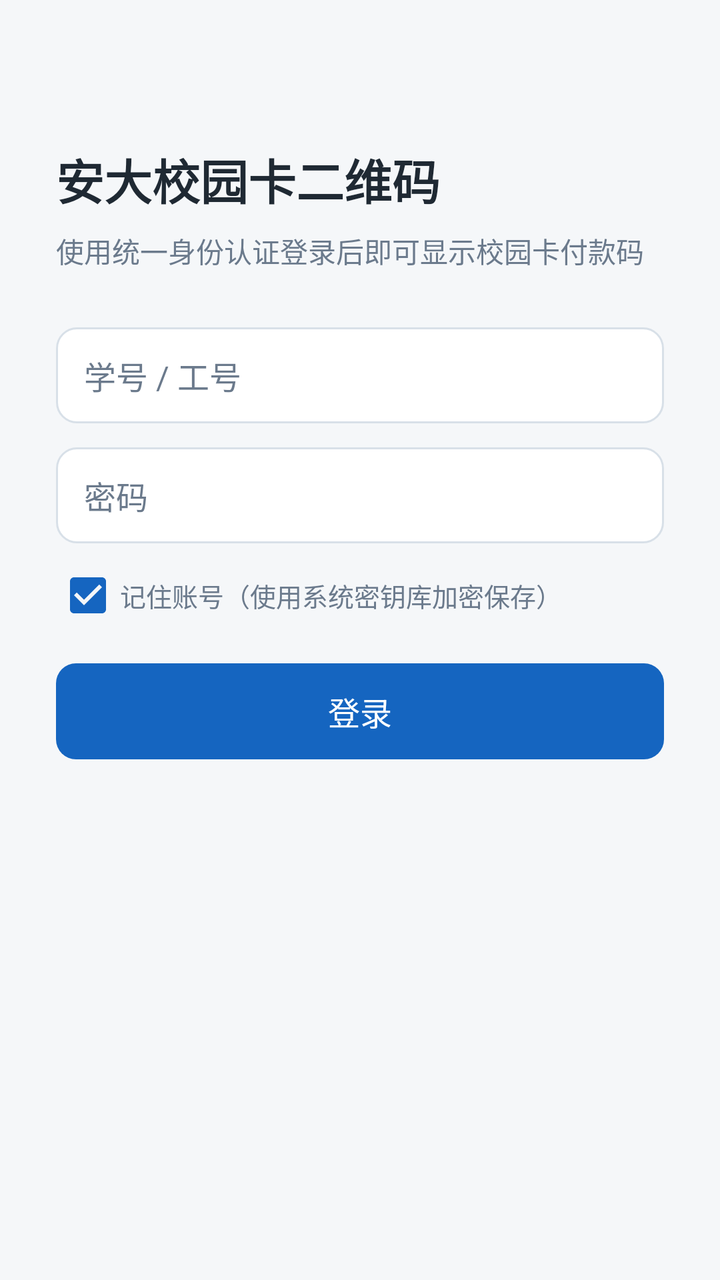
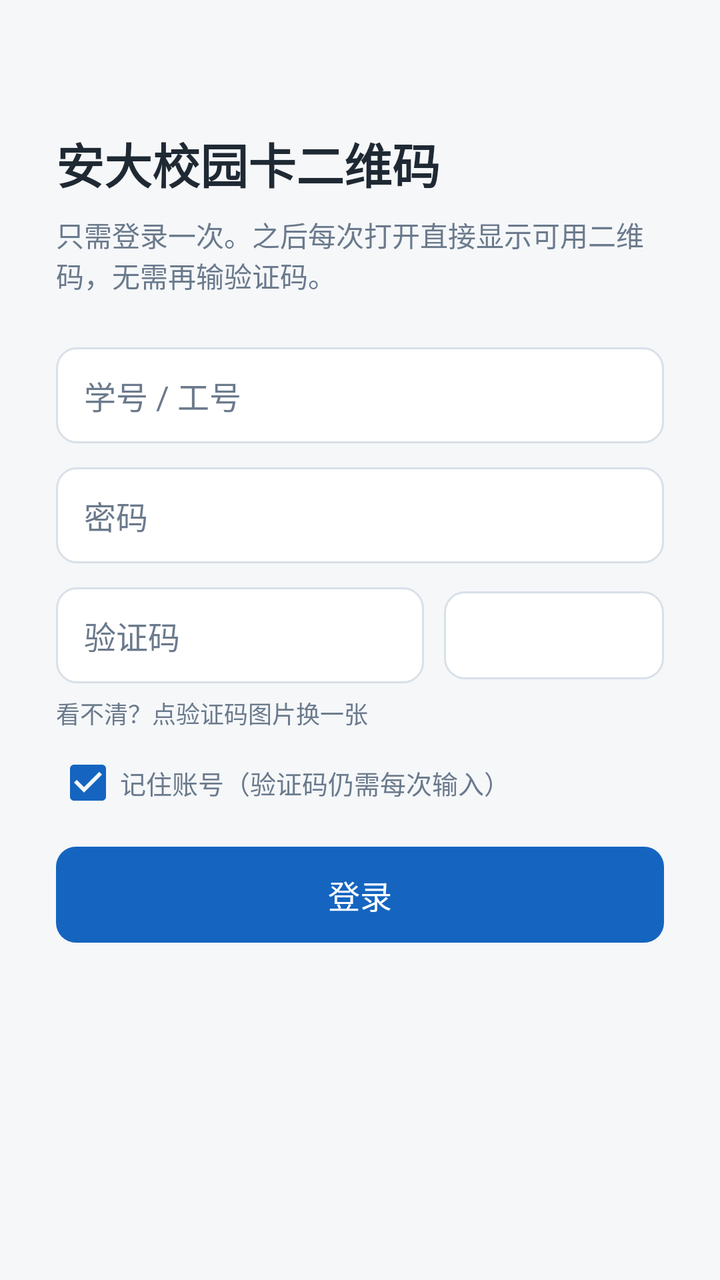

Compare the two renders of this Android layout. The source of the first and the diff that turns it into the second are given below.
<!-- AndroidManifest.xml: activity theme Theme.AhuCard -->
<!-- res/layout/activity_main.xml -->
<?xml version="1.0" encoding="utf-8"?>
<FrameLayout xmlns:android="http://schemas.android.com/apk/res/android"
    android:layout_width="match_parent"
    android:layout_height="match_parent"
    android:background="@color/bg">

    
    <ScrollView
        android:id="@+id/loginView"
        android:layout_width="match_parent"
        android:layout_height="match_parent"
        android:fillViewport="true">

        <LinearLayout
            android:layout_width="match_parent"
            android:layout_height="wrap_content"
            android:orientation="vertical"
            android:paddingStart="28dp"
            android:paddingEnd="28dp"
            android:paddingTop="72dp"
            android:paddingBottom="32dp">

            <TextView
                android:layout_width="wrap_content"
                android:layout_height="wrap_content"
                android:text="@string/login_title"
                android:textColor="@color/text_primary"
                android:textSize="24sp"
                android:textStyle="bold" />

            <TextView
                android:layout_width="match_parent"
                android:layout_height="wrap_content"
                android:layout_marginTop="8dp"
                android:text="@string/login_subtitle"
                android:textColor="@color/text_secondary"
                android:textSize="14sp" />

            <EditText
                android:id="@+id/username"
                style="@style/InputBox"
                android:layout_marginTop="28dp"
                android:autofillHints="username"
                android:hint="@string/login_username"
                android:inputType="text" />

            <EditText
                android:id="@+id/password"
                style="@style/InputBox"
                android:layout_marginTop="12dp"
                android:autofillHints="password"
                android:hint="@string/login_password"
                android:inputType="textPassword" />

            <CheckBox
                android:id="@+id/remember"
                android:layout_width="match_parent"
                android:layout_height="wrap_content"
                android:layout_marginTop="10dp"
                android:checked="true"
                android:text="@string/login_remember"
                android:textColor="@color/text_secondary"
                android:textSize="13sp" />

            <Button
                android:id="@+id/loginButton"
                style="@style/PrimaryButton"
                android:layout_marginTop="18dp"
                android:text="@string/login_button" />

            <ProgressBar
                android:id="@+id/loginProgress"
                android:layout_width="wrap_content"
                android:layout_height="wrap_content"
                android:layout_gravity="center_horizontal"
                android:layout_marginTop="18dp"
                android:visibility="gone" />

            <TextView
                android:id="@+id/loginError"
                android:layout_width="match_parent"
                android:layout_height="wrap_content"
                android:layout_marginTop="16dp"
                android:textColor="@color/danger"
                android:textSize="14sp"
                android:visibility="gone" />
        </LinearLayout>
    </ScrollView>

    
    <LinearLayout
        android:id="@+id/cardView"
        android:layout_width="match_parent"
        android:layout_height="match_parent"
        android:orientation="vertical"
        android:paddingStart="20dp"
        android:paddingEnd="20dp"
        android:paddingTop="24dp"
        android:paddingBottom="20dp"
        android:visibility="gone">

        <LinearLayout
            android:layout_width="match_parent"
            android:layout_height="wrap_content"
            android:gravity="center_vertical"
            android:orientation="horizontal">

            <TextView
                android:layout_width="0dp"
                android:layout_height="wrap_content"
                android:layout_weight="1"
                android:text="@string/card_title"
                android:textColor="@color/text_primary"
                android:textSize="20sp"
                android:textStyle="bold" />

            <Button
                android:id="@+id/refreshButton"
                android:layout_width="wrap_content"
                android:layout_height="wrap_content"
                android:background="@android:color/transparent"
                android:minWidth="0dp"
                android:paddingStart="12dp"
                android:paddingEnd="12dp"
                android:text="@string/card_refresh"
                android:textAllCaps="false"
                android:textColor="@color/brand" />
        </LinearLayout>

        <TextView
            android:id="@+id/cardMeta"
            android:layout_width="match_parent"
            android:layout_height="wrap_content"
            android:layout_marginTop="4dp"
            android:textColor="@color/text_secondary"
            android:textSize="14sp" />

        <LinearLayout
            android:layout_width="match_parent"
            android:layout_height="0dp"
            android:layout_weight="1"
            android:background="@drawable/bg_card"
            android:gravity="center"
            android:layout_marginTop="16dp"
            android:orientation="vertical"
            android:padding="16dp">

            <ImageView
                android:id="@+id/qrImage"
                android:layout_width="260dp"
                android:layout_height="260dp"
                android:contentDescription="@string/card_title"
                android:scaleType="fitCenter" />

            <ProgressBar
                android:id="@+id/qrProgress"
                android:layout_width="wrap_content"
                android:layout_height="wrap_content"
                android:visibility="gone" />

            <TextView
                android:id="@+id/qrNumber"
                android:layout_width="match_parent"
                android:layout_height="wrap_content"
                android:layout_marginTop="14dp"
                android:gravity="center"
                android:letterSpacing="0.08"
                android:textColor="@color/text_primary"
                android:textSize="15sp"
                android:typeface="monospace" />

            <TextView
                android:id="@+id/qrExpiry"
                android:layout_width="match_parent"
                android:layout_height="wrap_content"
                android:layout_marginTop="6dp"
                android:gravity="center"
                android:textColor="@color/text_secondary"
                android:textSize="13sp" />
        </LinearLayout>

        
        <EditText
            android:id="@+id/manualPayload"
            style="@style/InputBox"
            android:layout_marginTop="12dp"
            android:hint="@string/manual_hint"
            android:inputType="textNoSuggestions"
            android:textSize="13sp" />

        <LinearLayout
            android:layout_width="match_parent"
            android:layout_height="wrap_content"
            android:orientation="horizontal">

            <Button
                android:id="@+id/manualButton"
                android:layout_width="0dp"
                android:layout_height="wrap_content"
                android:layout_weight="1"
                android:background="@android:color/transparent"
                android:text="@string/manual_apply"
                android:textAllCaps="false"
                android:textColor="@color/brand" />

            <Button
                android:id="@+id/manualClearButton"
                android:layout_width="0dp"
                android:layout_height="wrap_content"
                android:layout_weight="1"
                android:background="@android:color/transparent"
                android:text="@string/manual_clear"
                android:textAllCaps="false"
                android:textColor="@color/text_secondary" />
        </LinearLayout>

        <TextView
            android:id="@+id/manualStatus"
            android:layout_width="match_parent"
            android:layout_height="wrap_content"
            android:textColor="@color/text_secondary"
            android:textSize="12sp"
            android:visibility="gone" />

        <Button
            android:id="@+id/logoutButton"
            android:layout_width="match_parent"
            android:layout_height="wrap_content"
            android:layout_marginTop="4dp"
            android:background="@android:color/transparent"
            android:text="@string/card_logout"
            android:textAllCaps="false"
            android:textColor="@color/text_secondary" />
    </LinearLayout>
</FrameLayout>
<!-- resources referenced by this layout -->
<resources>
  <color name="bg">#FFF5F7F9</color>
  <color name="brand">#FF1565C0</color>
  <color name="danger">#FFD32F2F</color>
  <color name="text_primary">#FF1F2933</color>
  <color name="text_secondary">#FF6B7A8C</color>
  <!-- drawable bg_card (drawable) -->
  <?xml version="1.0" encoding="utf-8"?>
  <shape xmlns:android="http://schemas.android.com/apk/res/android" android:shape="rectangle">
      <solid android:color="@color/card_bg" />
      <corners android:radius="14dp" />
  </shape>
  <string name="card_logout">退出登录</string>
  <string name="card_refresh">刷新</string>
  <string name="card_title">校园卡付款码</string>
  <string name="login_button">登录</string>
  <string name="login_password">密码</string>
  <string name="login_remember">记住账号（使用系统密钥库加密保存）</string>
  <string name="login_subtitle">使用统一身份认证登录后即可显示校园卡付款码</string>
  <string name="login_title">安大校园卡二维码</string>
  <string name="login_username">学号 / 工号</string>
  <string name="manual_apply">使用此内容</string>
  <string name="manual_clear">恢复自动取码</string>
  <string name="manual_hint">手动粘贴完整二维码内容（可选）</string>
  <style name="InputBox">
          <item name="android:layout_width">match_parent</item>
          <item name="android:layout_height">48dp</item>
          <item name="android:background">@drawable/bg_input</item>
          <item name="android:paddingStart">14dp</item>
          <item name="android:paddingEnd">14dp</item>
          <item name="android:textSize">16sp</item>
          <item name="android:textColor">@color/text_primary</item>
          <item name="android:textColorHint">@color/text_secondary</item>
          <item name="android:singleLine">true</item>
      </style>
  <style name="PrimaryButton">
          <item name="android:layout_width">match_parent</item>
          <item name="android:layout_height">48dp</item>
          <item name="android:background">@drawable/bg_button</item>
          <item name="android:textColor">#FFFFFFFF</item>
          <item name="android:textSize">16sp</item>
          <item name="android:textAllCaps">false</item>
          <item name="android:stateListAnimator">@null</item>
      </style>
  <style name="Theme.AhuCard" parent="@android:style/Theme.Material.Light.NoActionBar">
          <item name="android:colorPrimary">@color/brand</item>
          <item name="android:colorPrimaryDark">@color/brand_dark</item>
          <item name="android:colorAccent">@color/brand</item>
          <item name="android:windowBackground">@color/bg</item>
      </style>
  <color name="card_bg">#FFFFFFFF</color>
  <!-- drawable bg_input (drawable) -->
  <?xml version="1.0" encoding="utf-8"?>
  <shape xmlns:android="http://schemas.android.com/apk/res/android" android:shape="rectangle">
      <solid android:color="#FFFFFFFF" />
      <corners android:radius="10dp" />
      <stroke android:width="1dp" android:color="#FFD8E0E8" />
  </shape>
  <!-- drawable bg_button (drawable) -->
  <?xml version="1.0" encoding="utf-8"?>
  <shape xmlns:android="http://schemas.android.com/apk/res/android" android:shape="rectangle">
      <solid android:color="@color/brand" />
      <corners android:radius="10dp" />
  </shape>
  <color name="brand_dark">#FF0D47A1</color>
</resources>

<!-- the commit's change to res/layout/activity_main.xml (unified diff, before → after) -->
@@ -17,7 +17,7 @@
             android:orientation="vertical"
             android:paddingStart="28dp"
             android:paddingEnd="28dp"
-            android:paddingTop="72dp"
+            android:paddingTop="64dp"
             android:paddingBottom="32dp">
 
             <TextView
@@ -39,7 +39,7 @@
             <EditText
                 android:id="@+id/username"
                 style="@style/InputBox"
-                android:layout_marginTop="28dp"
+                android:layout_marginTop="26dp"
                 android:autofillHints="username"
                 android:hint="@string/login_username"
                 android:inputType="text" />
@@ -52,6 +52,40 @@
                 android:hint="@string/login_password"
                 android:inputType="textPassword" />
 
+            <LinearLayout
+                android:layout_width="match_parent"
+                android:layout_height="wrap_content"
+                android:layout_marginTop="12dp"
+                android:gravity="center_vertical"
+                android:orientation="horizontal">
+
+                <EditText
+                    android:id="@+id/captchaInput"
+                    style="@style/InputBox"
+                    android:layout_width="0dp"
+                    android:layout_weight="1"
+                    android:hint="@string/login_captcha"
+                    android:inputType="text"
+                    android:maxLength="4" />
+
+                <ImageView
+                    android:id="@+id/captchaImage"
+                    android:layout_width="110dp"
+                    android:layout_height="44dp"
+                    android:layout_marginStart="10dp"
+                    android:background="@drawable/bg_input"
+                    android:contentDescription="@string/login_captcha"
+                    android:scaleType="fitCenter" />
+            </LinearLayout>
+
+            <TextView
+                android:layout_width="match_parent"
+                android:layout_height="wrap_content"
+                android:layout_marginTop="6dp"
+                android:text="@string/login_captcha_hint"
+                android:textColor="@color/text_secondary"
+                android:textSize="12sp" />
+
             <CheckBox
                 android:id="@+id/remember"
                 android:layout_width="match_parent"
@@ -65,7 +99,7 @@
             <Button
                 android:id="@+id/loginButton"
                 style="@style/PrimaryButton"
-                android:layout_marginTop="18dp"
+                android:layout_marginTop="16dp"
                 android:text="@string/login_button" />
 
             <ProgressBar
@@ -139,16 +173,16 @@
             android:layout_width="match_parent"
             android:layout_height="0dp"
             android:layout_weight="1"
+            android:layout_marginTop="16dp"
             android:background="@drawable/bg_card"
             android:gravity="center"
-            android:layout_marginTop="16dp"
             android:orientation="vertical"
             android:padding="16dp">
 
             <ImageView
                 android:id="@+id/qrImage"
-                android:layout_width="260dp"
-                android:layout_height="260dp"
+                android:layout_width="280dp"
+                android:layout_height="280dp"
                 android:contentDescription="@string/card_title"
                 android:scaleType="fitCenter" />
 
@@ -179,54 +213,11 @@
                 android:textSize="13sp" />
         </LinearLayout>
 
-        
-        <EditText
-            android:id="@+id/manualPayload"
-            style="@style/InputBox"
-            android:layout_marginTop="12dp"
-            android:hint="@string/manual_hint"
-            android:inputType="textNoSuggestions"
-            android:textSize="13sp" />
-
-        <LinearLayout
-            android:layout_width="match_parent"
-            android:layout_height="wrap_content"
-            android:orientation="horizontal">
-
-            <Button
-                android:id="@+id/manualButton"
-                android:layout_width="0dp"
-                android:layout_height="wrap_content"
-                android:layout_weight="1"
-                android:background="@android:color/transparent"
-                android:text="@string/manual_apply"
-                android:textAllCaps="false"
-                android:textColor="@color/brand" />
-
-            <Button
-                android:id="@+id/manualClearButton"
-                android:layout_width="0dp"
-                android:layout_height="wrap_content"
-                android:layout_weight="1"
-                android:background="@android:color/transparent"
-                android:text="@string/manual_clear"
-                android:textAllCaps="false"
-                android:textColor="@color/text_secondary" />
-        </LinearLayout>
-
-        <TextView
-            android:id="@+id/manualStatus"
-            android:layout_width="match_parent"
-            android:layout_height="wrap_content"
-            android:textColor="@color/text_secondary"
-            android:textSize="12sp"
-            android:visibility="gone" />
-
         <Button
             android:id="@+id/logoutButton"
             android:layout_width="match_parent"
             android:layout_height="wrap_content"
-            android:layout_marginTop="4dp"
+            android:layout_marginTop="8dp"
             android:background="@android:color/transparent"
             android:text="@string/card_logout"
             android:textAllCaps="false"
<!-- resource entries referenced after the edit -->
@@ -15,14 +15,13 @@
   <string name="card_refresh">刷新</string>
   <string name="card_title">校园卡付款码</string>
   <string name="login_button">登录</string>
+  <string name="login_captcha">验证码</string>
+  <string name="login_captcha_hint">看不清？点验证码图片换一张</string>
   <string name="login_password">密码</string>
-  <string name="login_remember">记住账号（使用系统密钥库加密保存）</string>
-  <string name="login_subtitle">使用统一身份认证登录后即可显示校园卡付款码</string>
+  <string name="login_remember">记住账号（验证码仍需每次输入）</string>
+  <string name="login_subtitle">只需登录一次。之后每次打开直接显示可用二维码，无需再输验证码。</string>
   <string name="login_title">安大校园卡二维码</string>
   <string name="login_username">学号 / 工号</string>
-  <string name="manual_apply">使用此内容</string>
-  <string name="manual_clear">恢复自动取码</string>
-  <string name="manual_hint">手动粘贴完整二维码内容（可选）</string>
   <style name="InputBox">
           <item name="android:layout_width">match_parent</item>
           <item name="android:layout_height">48dp</item>
